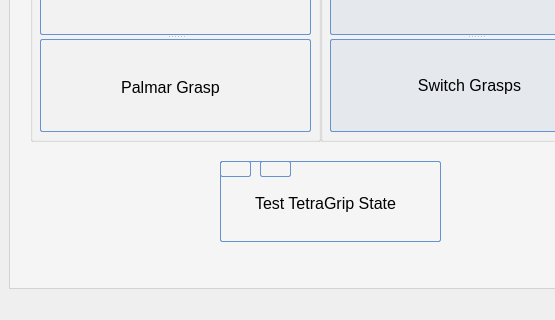
Above: POML060_v1/stageprogram.ui from viniltc/POML060 before the change; both pictures show x 0 to 555 and y 205 to 525 of the 663 by 525 pixel window. Below: the same form after it.
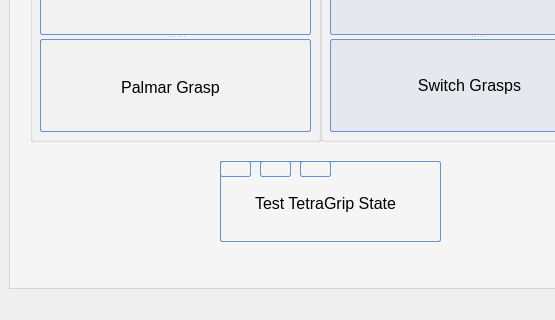
That is the form after the change. Icons and pictures are not drawn. Custom widgets are drawn as their Qt base class.

Diff of the .ui file:
```diff
--- a/POML060_v1/stageprogram.ui
+++ b/POML060_v1/stageprogram.ui
@@ -1372,6 +1372,61 @@
          <string/>
         </property>
        </widget>
+       <widget class="QPushButton" name="pushButton_3">
+        <property name="geometry">
+         <rect>
+          <x>290</x>
+          <y>310</y>
+          <width>31</width>
+          <height>16</height>
+         </rect>
+        </property>
+        <property name="styleSheet">
+         <string notr="true">QPushButton:hover{
+        background: qlineargradient(x1 : 0, y1 : 0, x2 : 0, y2 :   1, stop :   0.0 #ffd9aa,
+                stop :   0.5 #ffbb6e, stop :   0.55 #feae42, stop :   1.0 #fedb74);
+}
+
+QPushButton {
+        border: 1px solid #6593cf;
+        border-radius: 2px;
+        padding: 5px 15px 2px 5px;
+        background: qlineargradient(x1 : 0, y1 : 0, x2 : 0, y2 :   1, stop :   0.0 #f5f9ff,
+                stop :   0.5 #c7dfff, stop :   0.55 #afd2ff, stop :   1.0 #c0dbff);
+        color: #0000;
+        font:  large &quot;Arial&quot;;
+		font-size: 16px;
+        height: 30px;
+}
+
+
+
+
+QPushButton:pressed {
+        background: qlineargradient(x1 : 0, y1 : 0, x2 : 0, y2 :   1, stop :   0.0 #c0dbff,
+        stop :   0.5 #cfd26f, stop :   0.55 #c7df6f, stop :   1.0 #f5f9ff);
+        padding-top: 2px;
+        padding-left: 3px;
+
+}
+QPushButton:on {
+        background: qlineargradient(x1 : 0, y1 : 0, x2 : 0, y2 :   1, stop :   0.0 #5AA72D,
+        stop :   0.5 #B3E296, stop :   0.55 #B3E296, stop :   1.0 #f5f9ff);
+        padding-top: 2px;
+        padding-left: 3px;
+}
+
+QPushButton:disabled {
+        background: transparent #e5e9ee;
+        padding-top: 2px;        
+        padding-left: 3px;
+        color: black;
+}</string>
+        </property>
+        <property name="text">
+         <string/>
+        </property>
+       </widget>
       </widget>
      </widget>
     </item>
```
